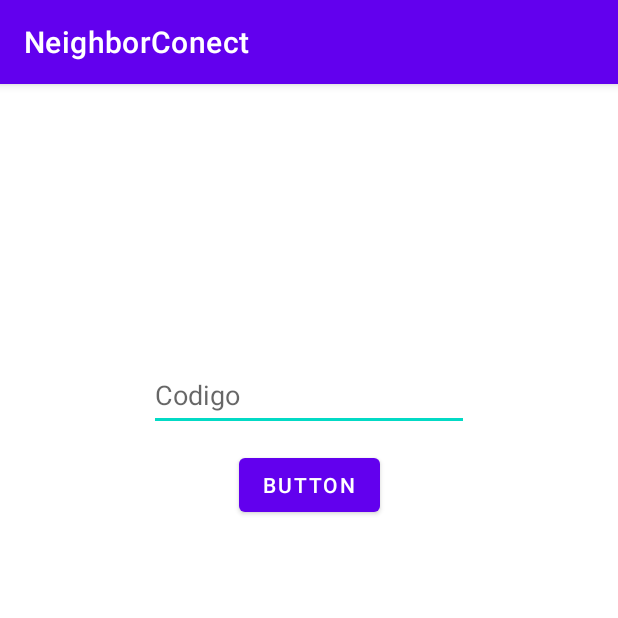
After one commit to sochoa2021EnriqueMartinezGalvan/NeighborConect, an Android app: the IntroducirCodigo screen opened directly, with no data from a screen before it, on a phone screen of 412 x 824 dp, the top half of it. The commit adds this screen. Run offline under Robolectric (Android 15) with nearby library versions, the phone set to English and light mode, and no system bars; our stand-ins replace Firebase (no records; nobody signed in at launch, a user with empty details on screens opened directly).

Commit message:
Se ha creado la activity_introducir_codigo.xml donde el usuario puede introducir el codigo de una comunidad y si existe  te llevara al otra activity en la que podras poner las incidencias de la comunidad. Tambien se ha programado que ,cuando ceras una comunidad si el codigo ya existe te avisa

```diff
--- a/app/src/main/AndroidManifest.xml
+++ b/app/src/main/AndroidManifest.xml
@@ -11,6 +11,9 @@
         android:roundIcon="@mipmap/ic_launcher_round"
         android:supportsRtl="true"
         android:theme="@style/Theme.NeighborConect">
+        <activity
+            android:name=".IntroducirCodigo"
+            android:exported="true" />
         <activity
             android:name=".CrearComunidad"
             android:exported="true" />
--- /dev/null
+++ b/app/src/main/java/net/iessochoa/neighborconect/IntroducirCodigo.java
@@ -0,0 +1,70 @@
+package net.iessochoa.neighborconect;
+
+import static android.content.ContentValues.TAG;
+
+import androidx.annotation.NonNull;
+import androidx.appcompat.app.AppCompatActivity;
+
+import android.os.Bundle;
+import android.util.Log;
+import android.view.View;
+import android.widget.Button;
+import android.widget.EditText;
+
+import com.google.android.gms.tasks.OnCompleteListener;
+import com.google.android.gms.tasks.Task;
+import com.google.firebase.firestore.FirebaseFirestore;
+import com.google.firebase.firestore.QueryDocumentSnapshot;
+import com.google.firebase.firestore.QuerySnapshot;
+
+import net.iessochoa.neighborconect.model.Comunidades;
+
+import java.util.ArrayList;
+
+public class IntroducirCodigo extends AppCompatActivity {
+
+    private Button btInsertarCodigo;
+    private EditText etInsertarCodigo;
+    private ArrayList<Comunidades> listaComunidades;
+
+    @Override
+    protected void onCreate(Bundle savedInstanceState) {
+        super.onCreate(savedInstanceState);
+        setContentView(R.layout.activity_introducir_codigo);
+        btInsertarCodigo = findViewById(R.id.btInsertarCodigo);
+        etInsertarCodigo = findViewById(R.id.etInsertarCodigo);
+
+        btInsertarCodigo.setOnClickListener(new View.OnClickListener() {
+            @Override
+            public void onClick(View v) {
+                leerComunidades();
+                System.out.println(listaComunidades);
+            }
+        });
+
+    }
+
+    private void leerComunidades() {
+        FirebaseFirestore db = FirebaseFirestore.getInstance();
+        listaComunidades= new ArrayList<Comunidades>();
+        db.collection("Comunidades")
+                .get()
+                .addOnCompleteListener(new OnCompleteListener<QuerySnapshot>() {
+                    @Override
+                    public void onComplete(@NonNull Task<QuerySnapshot> task) {
+                        if (task.isSuccessful()) {
+                            for (QueryDocumentSnapshot document : task.getResult()) {
+                                Log.d(TAG, document.getId() + " => " +
+                                        document.getData());
+                                listaComunidades.add(document.toObject(Comunidades.class));
+                            }
+
+                        } else {
+                            Log.d(TAG, "Error getting documents: ",
+                                    task.getException());
+                        }
+                    }
+                });
+
+    }
+}
--- a/app/src/main/java/net/iessochoa/neighborconect/model/Comunidades.java
+++ b/app/src/main/java/net/iessochoa/neighborconect/model/Comunidades.java
@@ -3,6 +3,9 @@ package net.iessochoa.neighborconect.model;
 public class Comunidades {
     String code;
     String name;
+
+    public Comunidades() {
+    }
 
     public Comunidades(String code, String name) {
         this.code = code;
--- /dev/null
+++ b/app/src/main/res/layout/activity_introducir_codigo.xml
@@ -0,0 +1,31 @@
+<?xml version="1.0" encoding="utf-8"?>
+<androidx.constraintlayout.widget.ConstraintLayout xmlns:android="http://schemas.android.com/apk/res/android"
+    xmlns:app="http://schemas.android.com/apk/res-auto"
+    xmlns:tools="http://schemas.android.com/tools"
+    android:layout_width="match_parent"
+    android:layout_height="match_parent"
+    tools:context=".IntroducirCodigo">
+
+    <EditText
+        android:id="@+id/etInsertarCodigo"
+        android:layout_width="wrap_content"
+        android:layout_height="wrap_content"
+        android:layout_marginTop="183dp"
+        android:ems="10"
+        android:hint="Codigo"
+        android:inputType="textPersonName"
+        android:minHeight="48dp"
+        app:layout_constraintEnd_toEndOf="parent"
+        app:layout_constraintStart_toStartOf="parent"
+        app:layout_constraintTop_toTopOf="parent" />
+
+    <Button
+        android:id="@+id/btInsertarCodigo"
+        android:layout_width="wrap_content"
+        android:layout_height="wrap_content"
+        android:layout_marginTop="12dp"
+        android:text="Button"
+        app:layout_constraintEnd_toEndOf="parent"
+        app:layout_constraintStart_toStartOf="parent"
+        app:layout_constraintTop_toBottomOf="@+id/etInsertarCodigo" />
+</androidx.constraintlayout.widget.ConstraintLayout>
```
Also changed, not shown: app/src/main/java/net/iessochoa/neighborconect/CrearComunidad.java (+63 -12 lines), app/src/main/java/net/iessochoa/neighborconect/PantallaPrincipalActivity.java (+14 -1 lines).
